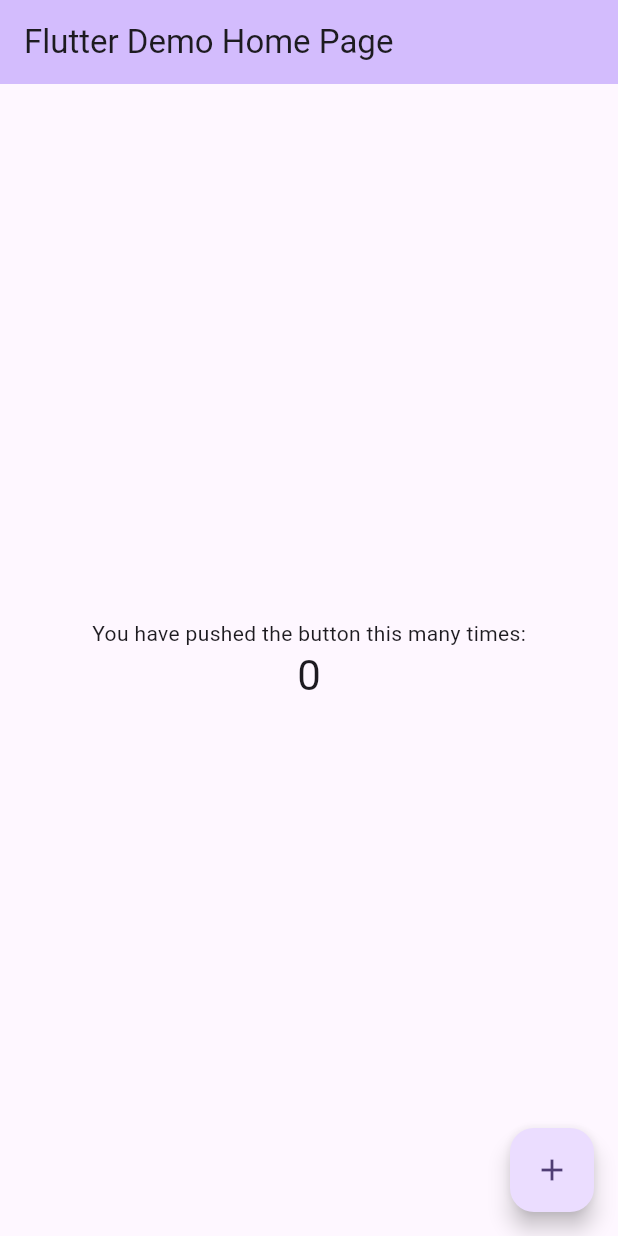
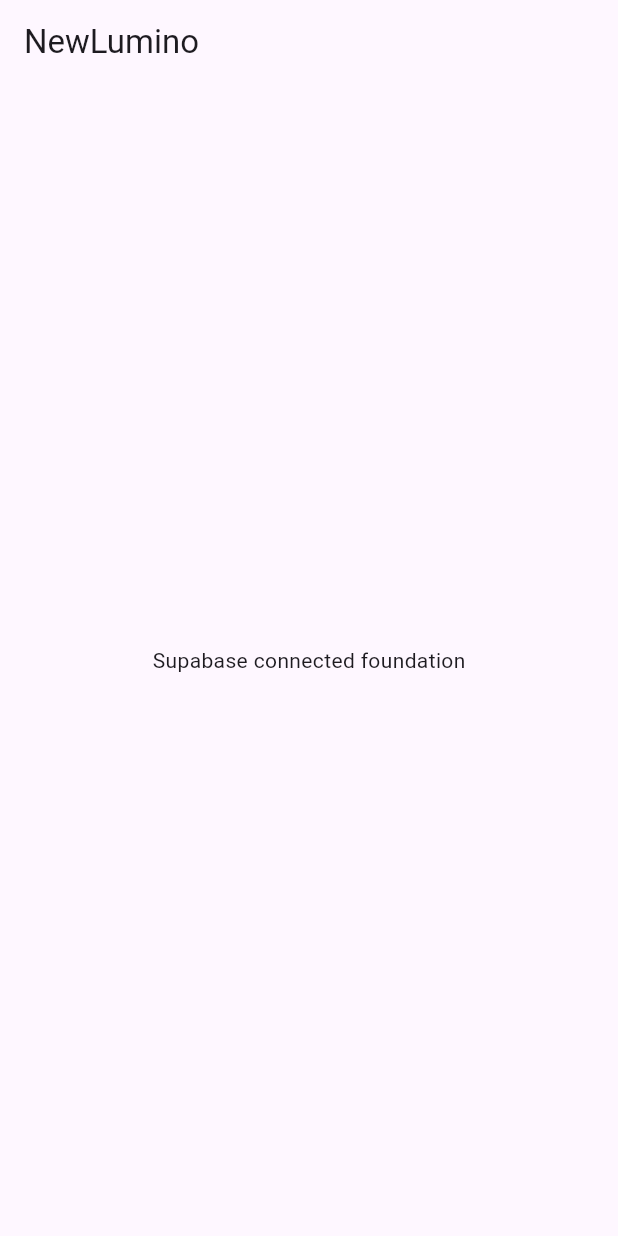
Before and after one commit to cartechautoservice447-collab/newlumino, a Flutter app: the screen it shows after launch, on a phone screen of 412 x 824 dp. Run offline on Flutter 3.47's test engine with Material 3 defaults, Android fonts, the phone set to English and light mode, and no system bars; our stand-ins replace supabase_flutter; accounts and stored records are empty.

Commit message:
feat: initialize Flutter Supabase foundation

```diff
--- a/mobile/lib/main.dart
+++ b/mobile/lib/main.dart
@@ -1,121 +1,46 @@
 import 'package:flutter/material.dart';
+import 'package:supabase_flutter/supabase_flutter.dart';
 
-void main() {
-  runApp(const MyApp());
+Future<void> main() async {
+  WidgetsFlutterBinding.ensureInitialized();
+
+  const supabaseUrl = String.fromEnvironment('SUPABASE_URL');
+  const supabasePublishableKey =
+      String.fromEnvironment('SUPABASE_PUBLISHABLE_KEY');
+
+  if (supabaseUrl.isEmpty || supabasePublishableKey.isEmpty) {
+    throw StateError(
+      'Missing SUPABASE_URL or SUPABASE_PUBLISHABLE_KEY. '
+      'Run Flutter with --dart-define values.',
+    );
+  }
+
+  await Supabase.initialize(
+    url: supabaseUrl,
+    publishableKey: supabasePublishableKey,
+    authOptions: const FlutterAuthClientOptions(
+      authFlowType: AuthFlowType.pkce,
+    ),
+  );
+
+  runApp(const NewLuminoApp());
 }
 
-class MyApp extends StatelessWidget {
-  const MyApp({super.key});
+class NewLuminoApp extends StatelessWidget {
+  const NewLuminoApp({super.key});
 
-  // This widget is the root of your application.
   @override
   Widget build(BuildContext context) {
     return MaterialApp(
-      title: 'Flutter Demo',
-      theme: ThemeData(
-        // This is the theme of your application.
-        //
-        // TRY THIS: Try running your application with "flutter run". You'll see
-        // the application has a purple toolbar. Then, without quitting the app,
-        // try changing the seedColor in the colorScheme below to Colors.green
-        // and then invoke "hot reload" (save your changes or press the "hot
-        // reload" button in a Flutter-supported IDE, or press "r" if you used
-        // the command line to start the app).
-        //
-        // Notice that the counter didn't reset back to zero; the application
-        // state is not lost during the reload. To reset the state, use hot
-        // restart instead.
-        //
-        // This works for code too, not just values: Most code changes can be
-        // tested with just a hot reload.
-        colorScheme: .fromSeed(seedColor: Colors.deepPurple),
-      ),
-      home: const MyHomePage(title: 'Flutter Demo Home Page'),
-    );
-  }
-}
-
-class MyHomePage extends StatefulWidget {
-  const MyHomePage({super.key, required this.title});
-
-  // This widget is the home page of your application. It is stateful, meaning
-  // that it has a State object (defined below) that contains fields that affect
-  // how it looks.
-
-  // This class is the configuration for the state. It holds the values (in this
-  // case the title) provided by the parent (in this case the App widget) and
-  // used by the build method of the State. Fields in a Widget subclass are
-  // always marked "final".
-
-  final String title;
-
-  @override
-  State<MyHomePage> createState() => _MyHomePageState();
-}
-
-class _MyHomePageState extends State<MyHomePage> {
-  int _counter = 0;
-
-  void _incrementCounter() {
-    setState(() {
-      // This call to setState tells the Flutter framework that something has
-      // changed in this State, which causes it to rerun the build method below
-      // so that the display can reflect the updated values. If we changed
-      // _counter without calling setState(), then the build method would not be
-      // called again, and so nothing would appear to happen.
-      _counter++;
-    });
-  }
-
-  @override
-  Widget build(BuildContext context) {
-    // This method is rerun every time setState is called, for instance as done
-    // by the _incrementCounter method above.
-    //
-    // The Flutter framework has been optimized to make rerunning build methods
-    // fast, so that you can just rebuild anything that needs updating rather
-    // than having to individually change instances of widgets.
-    return Scaffold(
-      appBar: AppBar(
-        // TRY THIS: Try changing the color here to a specific color (to
-        // Colors.amber, perhaps?) and trigger a hot reload to see the AppBar
-        // change color while the other colors stay the same.
-        backgroundColor: Theme.of(context).colorScheme.inversePrimary,
-        // Here we take the value from the MyHomePage object that was created by
-        // the App.build method, and use it to set our appbar title.
-        title: Text(widget.title),
-      ),
-      body: Center(
-        // Center is a layout widget. It takes a single child and positions it
-        // in the middle of the parent.
-        child: Column(
-          // Column is also a layout widget. It takes a list of children and
-          // arranges them vertically. By default, it sizes itself to fit its
-          // children horizontally, and tries to be as tall as its parent.
-          //
-          // Column has various properties to control how it sizes itself and
-          // how it positions its children. Here we use mainAxisAlignment to
-          // center the children vertically; the main axis here is the vertical
-          // axis because Columns are vertical (the cross axis would be
-          // horizontal).
-          //
-          // TRY THIS: Invoke "debug painting" (choose the "Toggle Debug Paint"
-          // action in the IDE, or press "p" in the console), to see the
-          // wireframe for each widget.
-          mainAxisAlignment: .center,
-          children: [
-            const Text('You have pushed the button this many times:'),
-            Text(
-              '$_counter',
-              style: Theme.of(context).textTheme.headlineMedium,
-            ),
-          ],
+      title: 'NewLumino',
+      debugShowCheckedModeBanner: false,
+      home: Scaffold(
+        appBar: AppBar(
+          title: const Text('NewLumino'),
         ),
-      ),
-      floatingActionButton: FloatingActionButton(
-        onPressed: _incrementCounter,
-        tooltip: 'Increment',
-        child: const Icon(Icons.add),
+        body: const Center(
+          child: Text('Supabase connected foundation'),
+        ),
       ),
     );
   }
--- a/mobile/pubspec.yaml
+++ b/mobile/pubspec.yaml
@@ -34,6 +34,7 @@ dependencies:
   # The following adds the Cupertino Icons font to your application.
   # Use with the CupertinoIcons class for iOS style icons.
   cupertino_icons: ^1.0.8
+  supabase_flutter: ^2.18.0
 
 dev_dependencies:
   flutter_test:
```
Also changed, not shown: mobile/pubspec.lock, 1 other file.
